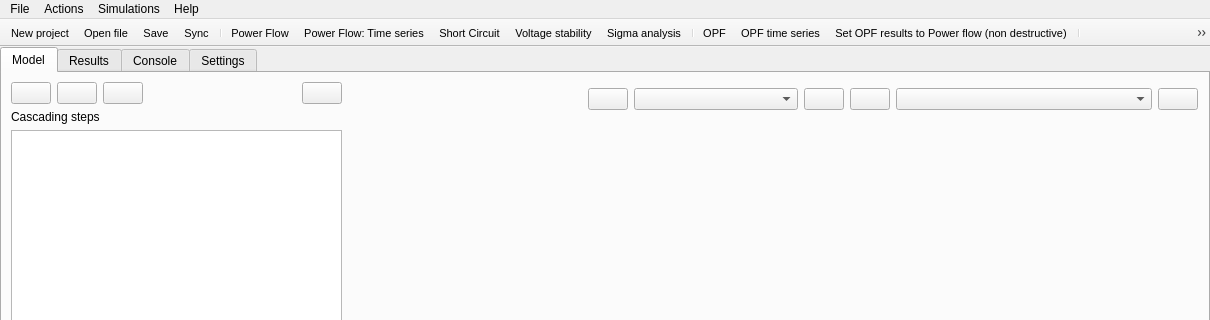
Before: the Qt Designer form src/GridCal/Gui/Main/MainWindow.ui in SanPen/GridCal, drawn with Qt 5; both pictures show x 0 to 1210 and y 0 to 320 of the 1210 by 764 pixel window.
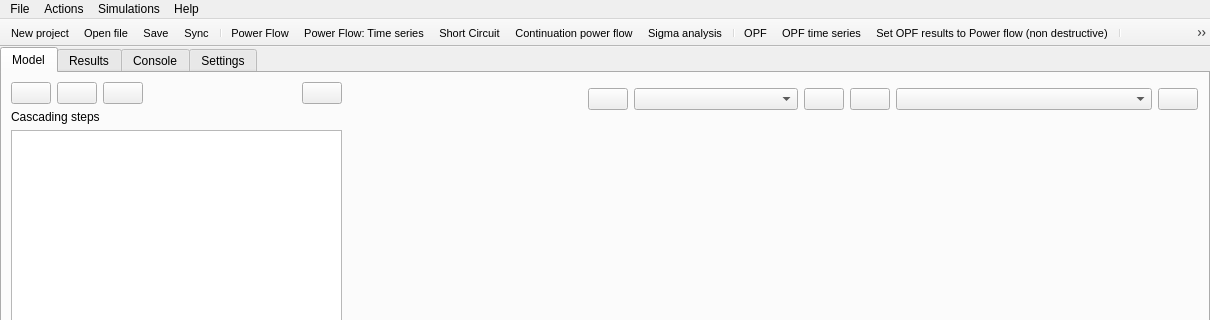
After: the same form once the commit is applied. Icons and pictures are not drawn.

The edit to the form file:
```diff
--- a/src/GridCal/Gui/Main/MainWindow.ui
+++ b/src/GridCal/Gui/Main/MainWindow.ui
@@ -6257,7 +6257,7 @@
      <normaloff>:/Icons/icons/continuation_power_flow.svg</normaloff>:/Icons/icons/continuation_power_flow.svg</iconset>
    </property>
    <property name="text">
-    <string>Voltage stability</string>
+    <string>Continuation power flow</string>
    </property>
    <property name="toolTip">
     <string>Voltage collapse</string>
```
Left out of the diff: 10 changed lines with no effect on the pictures.
